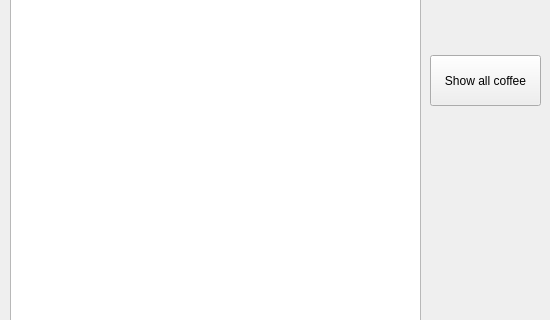
This is main.ui in fleshdroppp/Coffee-Lyceum as Qt 5 draws it before an edit; both pictures show x 0 to 550 and y 185 to 505 of the 550 by 600 pixel window. The edited form follows.
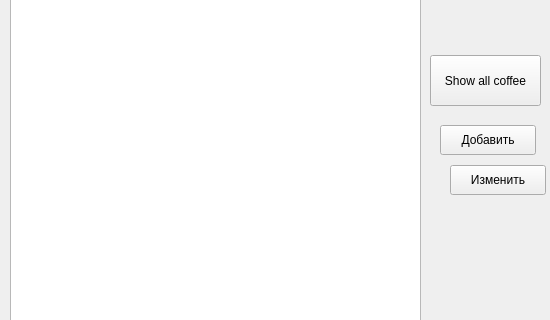
This is the edited form.

Patch:
```diff
--- a/main.ui
+++ b/main.ui
@@ -37,6 +37,32 @@
      <string>Show all coffee</string>
     </property>
    </widget>
+   <widget class="QPushButton" name="add_b">
+    <property name="geometry">
+     <rect>
+      <x>440</x>
+      <y>310</y>
+      <width>96</width>
+      <height>30</height>
+     </rect>
+    </property>
+    <property name="text">
+     <string>Добавить</string>
+    </property>
+   </widget>
+   <widget class="QPushButton" name="edit_b">
+    <property name="geometry">
+     <rect>
+      <x>450</x>
+      <y>350</y>
+      <width>96</width>
+      <height>30</height>
+     </rect>
+    </property>
+    <property name="text">
+     <string>Изменить</string>
+    </property>
+   </widget>
   </widget>
   <widget class="QMenuBar" name="menubar">
    <property name="geometry">
```
Left out of the diff: 2 changed lines with no effect on the pictures.
